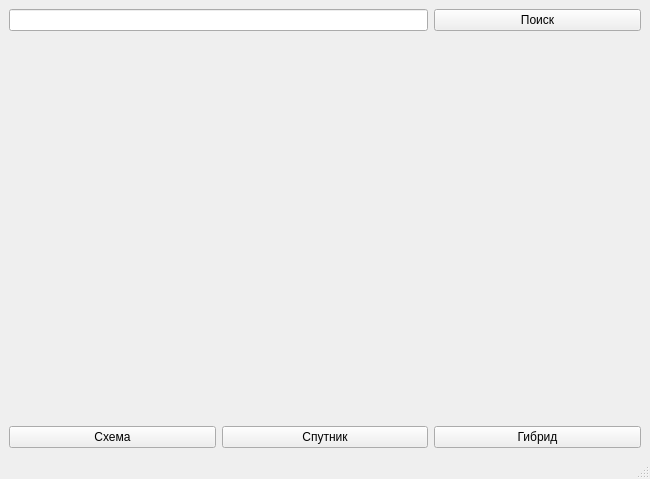
Qt form data/ui/main.ui (egas77/Maps_API) before a commit.
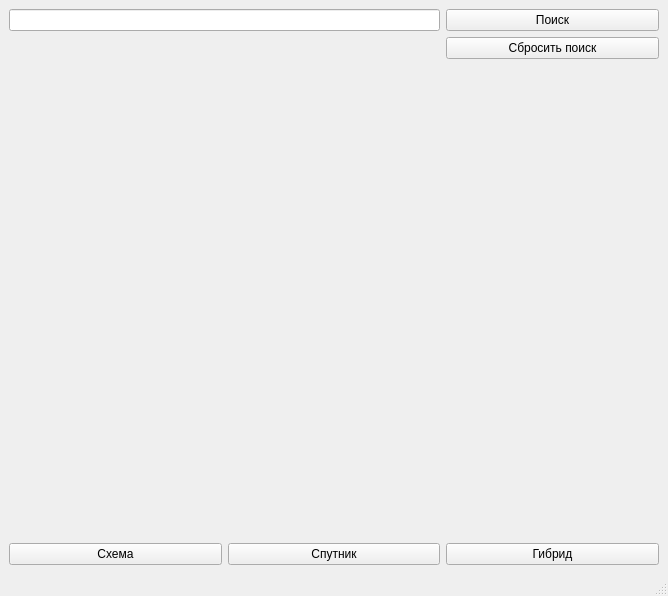
The same form after that commit.

Commit message: Add function reset search

What changed in the file:
```diff
--- a/data/ui/main.ui
+++ b/data/ui/main.ui
@@ -6,8 +6,8 @@
    <rect>
     <x>0</x>
     <y>0</y>
-    <width>650</width>
-    <height>479</height>
+    <width>668</width>
+    <height>596</height>
    </rect>
   </property>
   <property name="windowTitle">
@@ -15,28 +15,28 @@
   </property>
   <widget class="QWidget" name="centralwidget">
    <layout class="QGridLayout" name="gridLayout">
-    <item row="2" column="1">
+    <item row="3" column="1">
      <widget class="QPushButton" name="sat_btn">
       <property name="text">
        <string>Спутник</string>
       </property>
      </widget>
     </item>
-    <item row="2" column="2">
+    <item row="3" column="2">
      <widget class="QPushButton" name="hybrid_btn">
       <property name="text">
        <string>Гибрид</string>
       </property>
      </widget>
     </item>
-    <item row="1" column="0" colspan="3">
+    <item row="2" column="0" colspan="3">
      <widget class="QLabel" name="main_map">
       <property name="text">
        <string/>
       </property>
      </widget>
     </item>
-    <item row="2" column="0">
+    <item row="3" column="0">
      <widget class="QPushButton" name="map_btn">
       <property name="text">
        <string>Схема</string>
@@ -53,6 +53,13 @@
     <item row="0" column="0" colspan="2">
      <widget class="QLineEdit" name="search_line_edit"/>
     </item>
+    <item row="1" column="2">
+     <widget class="QPushButton" name="reset_search_btn">
+      <property name="text">
+       <string>Сбросить поиск</string>
+      </property>
+     </widget>
+    </item>
    </layout>
   </widget>
   <widget class="QMenuBar" name="menubar">
```
Left out of the diff: 2 changed lines with no effect on the pictures. The commit also changes 2 other files.
